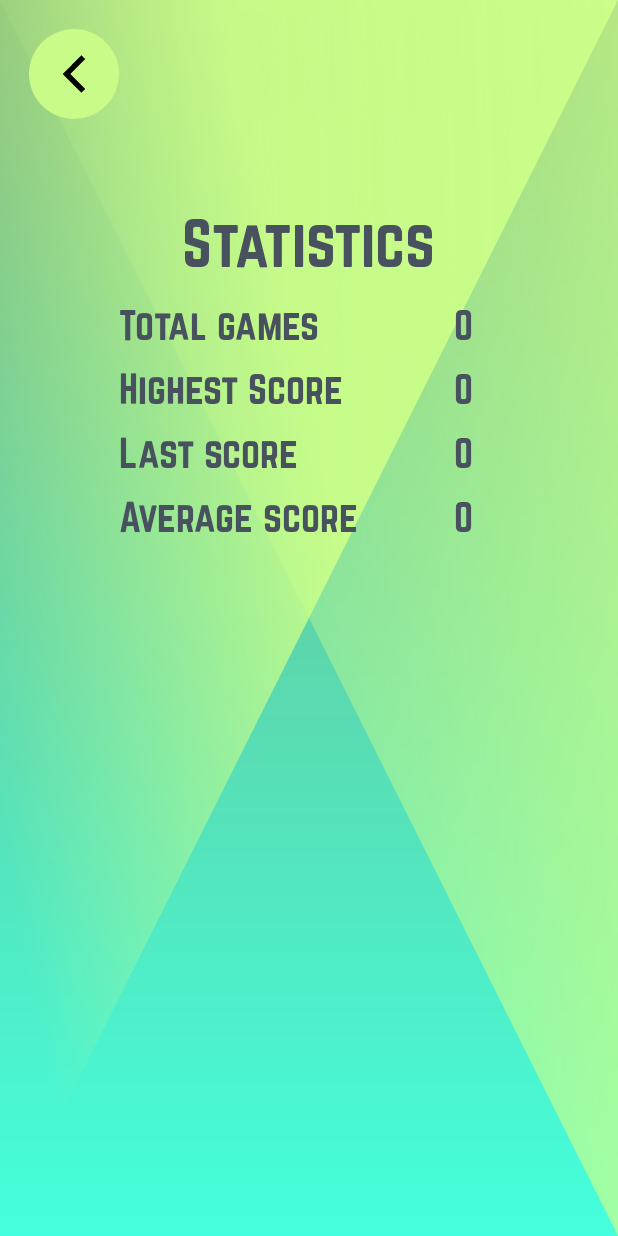
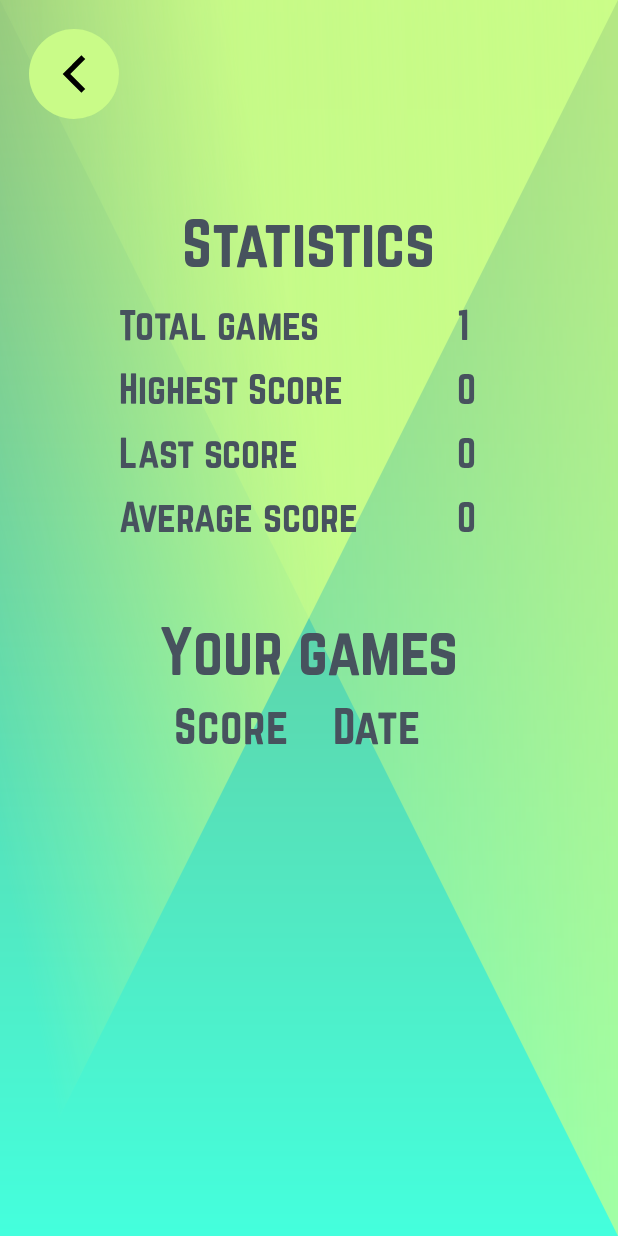
Before and after one commit to AntonBush/fact-or-cap-game, an Android app: the fragment StatisticsFragment shown on its own in the app's theme, on a phone screen of 412 x 824 dp. Run offline under Robolectric (Android 15) with nearby library versions, the phone set to English and light mode, and no system bars; network calls fail.

Commit message:
Added statistic output using shared preferences. Added StatisticsViewModelFactory

```diff
--- a/app/src/main/java/com/tmvlg/factorcapgame/ui/statisitics/StatisticsFragment.kt
+++ b/app/src/main/java/com/tmvlg/factorcapgame/ui/statisitics/StatisticsFragment.kt
@@ -6,7 +6,10 @@ import android.view.View
 import android.view.ViewGroup
 import androidx.fragment.app.Fragment
 import androidx.lifecycle.ViewModelProvider
+import com.tmvlg.factorcapgame.FactOrCapApplication
 import com.tmvlg.factorcapgame.databinding.FragmentStatisticsBinding
+import com.tmvlg.factorcapgame.ui.singlegame.SingleGameViewModel
+import com.tmvlg.factorcapgame.ui.singlegame.SingleGameViewModelFactory
 
 class StatisticsFragment : Fragment() {
 
@@ -15,6 +18,13 @@ class StatisticsFragment : Fragment() {
     private var _binding: FragmentStatisticsBinding? = null
     private val binding: FragmentStatisticsBinding
         get() = _binding ?: throw IllegalStateException("null binding at $this")
+
+
+    val statisticsViewModelFactory by lazy {
+        StatisticsViewModelFactory(
+            (activity?.application as FactOrCapApplication).userRepository
+        )
+    }
 
     override fun onCreateView(
         inflater: LayoutInflater,
@@ -30,11 +40,28 @@ class StatisticsFragment : Fragment() {
     override fun onViewCreated(view: View, savedInstanceState: Bundle?) {
         super.onViewCreated(view, savedInstanceState)
 
-        viewModel = ViewModelProvider(this)[StatisticsViewModel::class.java]
+        viewModel = ViewModelProvider(this, statisticsViewModelFactory)[StatisticsViewModel::class.java]
+
+        observeStatisticViewModel()
     }
 
     override fun onDestroyView() {
         super.onDestroyView()
         _binding = null
     }
+
+    private fun observeStatisticViewModel(){
+        viewModel.totalGames.observe(viewLifecycleOwner){
+            binding.totalGamesValue.text = it.toString()
+        }
+        viewModel.highestScore.observe(viewLifecycleOwner){
+            binding.highestScoreValue.text = it.toString()
+        }
+        viewModel.lastScore.observe(viewLifecycleOwner){
+            binding.lastScoreValue.text = it.toString()
+        }
+        viewModel.averageScore.observe(viewLifecycleOwner){
+            binding.averageScoreValue.text = it.toString()
+        }
+    }
 }
--- a/app/src/main/java/com/tmvlg/factorcapgame/ui/statisitics/StatisticsViewModel.kt
+++ b/app/src/main/java/com/tmvlg/factorcapgame/ui/statisitics/StatisticsViewModel.kt
@@ -1,8 +1,39 @@
 package com.tmvlg.factorcapgame.ui.statisitics
 
+import android.annotation.SuppressLint
+import android.app.Application
+import androidx.lifecycle.LiveData
+import androidx.lifecycle.MutableLiveData
 import androidx.lifecycle.ViewModel
+import com.tmvlg.factorcapgame.data.preferences.PreferenceProvider
+import com.tmvlg.factorcapgame.data.repository.user.Statistics
 import com.tmvlg.factorcapgame.data.repository.user.UserRepository
 
-class StatisticsViewModel : ViewModel() {
-//    val repository = UserRepository()
+class StatisticsViewModel(userRepository: UserRepository) : ViewModel() {
+
+    private val statistics : Statistics = userRepository.getStats()
+    private val _totalGames = MutableLiveData<Int>()
+    val totalGames: LiveData<Int>
+        get() = _totalGames
+    private val _highestScore = MutableLiveData<Int>()
+    val highestScore: LiveData<Int>
+        get() = _highestScore
+    private val _lastScore = MutableLiveData<Int>()
+    val lastScore: LiveData<Int>
+        get() = _lastScore
+    private val _averageScore = MutableLiveData<Int>()
+    val averageScore: LiveData<Int>
+        get() = _averageScore
+    private val _allScores = MutableLiveData<Int>()
+    val allScores: LiveData<Int>
+        get() = _allScores
+
+    init {
+        _totalGames.value = statistics.total_games
+        _highestScore.value = statistics.highest_score
+        _lastScore.value = statistics.last_score
+        _averageScore.value = statistics.average_score
+        _allScores.value = statistics.all_scores
+
+    }
 }
--- /dev/null
+++ b/app/src/main/java/com/tmvlg/factorcapgame/ui/statisitics/StatisticsViewModelFactory.kt
@@ -0,0 +1,14 @@
+package com.tmvlg.factorcapgame.ui.statisitics
+
+import androidx.lifecycle.ViewModel
+import androidx.lifecycle.ViewModelProvider
+import com.tmvlg.factorcapgame.data.repository.user.UserRepository
+import java.lang.RuntimeException
+
+class StatisticsViewModelFactory(private val userRepository: UserRepository) : ViewModelProvider.Factory {
+    override fun <T : ViewModel?> create(modelClass: Class<T>): T {
+        if (modelClass.isAssignableFrom(StatisticsViewModel::class.java))
+            return StatisticsViewModel(userRepository) as T
+        throw RuntimeException("Unknown view model class $modelClass")
+    }
+}
--- a/app/src/main/res/layout/fragment_statistics.xml
+++ b/app/src/main/res/layout/fragment_statistics.xml
@@ -114,7 +114,6 @@
             app:layout_constraintEnd_toEndOf="parent"
             app:layout_constraintTop_toBottomOf="@id/statistics_header"
             android:layout_marginBottom="12dp"
-            android:text="0"
             android:textSize="25sp"
             android:textColor="@color/grey"
             android:fontFamily="@font/norwester"
@@ -127,7 +126,6 @@
             app:layout_constraintStart_toStartOf="@id/total_games_value"
             app:layout_constraintTop_toBottomOf="@+id/total_games_value"
             android:layout_marginVertical="12dp"
-            android:text="0"
             android:textSize="25sp"
             android:textColor="@color/grey"
             android:fontFamily="@font/norwester" />
@@ -141,7 +139,6 @@
             app:layout_constraintTop_toBottomOf="@+id/highest_score_value"
 
             android:layout_marginVertical="12dp"
-            android:text="0"
             android:textSize="25sp"
             android:textColor="@color/grey"
             android:fontFamily="@font/norwester"
@@ -155,7 +152,6 @@
             app:layout_constraintStart_toStartOf="@id/last_score_value"
             app:layout_constraintTop_toBottomOf="@+id/last_score_value"
             android:layout_marginVertical="12dp"
-            android:text="0"
             android:textSize="25sp"
             android:textColor="@color/grey"
             android:fontFamily="@font/norwester"
@@ -167,4 +163,46 @@
             android:layout_height="wrap_content"
             app:layout_constraintGuide_percent="0.5"
             android:id="@+id/guideline2" />
+
+    <TextView
+            android:id="@+id/your_games_header"
+            android:layout_width="wrap_content"
+            android:layout_height="wrap_content"
+            android:text="@string/your_games_header"
+            android:textSize="40sp"
+            android:fontFamily="@font/norwester"
+            android:textColor="@color/grey"
+            app:layout_constraintStart_toStartOf="parent"
+            app:layout_constraintEnd_toEndOf="parent"
+            app:layout_constraintTop_toBottomOf="@id/average_score_text"
+            android:layout_marginTop="50dp"
+            />
+
+    <TextView
+            app:layout_constraintEnd_toEndOf="@id/guideline2"
+            android:id="@+id/your_games_score_attribute"
+            android:layout_width="wrap_content"
+            android:layout_height="wrap_content"
+            android:text="@string/score_attribute_text"
+            android:fontFamily="@font/norwester"
+            android:textColor="@color/grey"
+            android:textSize="30sp"
+            app:layout_constraintTop_toBottomOf="@id/your_games_header"
+            android:layout_marginTop="8dp"
+            android:layout_marginEnd="14dp"/>
+
+    <TextView
+            app:layout_constraintTop_toBottomOf="@id/your_games_header"
+            app:layout_constraintStart_toEndOf="@id/guideline2"
+            android:id="@+id/your_games_date_attribute"
+            android:layout_marginStart="16dp"
+            android:layout_width="wrap_content"
+            android:layout_height="wrap_content"
+            android:text="@string/date_attribute_text"
+            android:fontFamily="@font/norwester"
+            android:textColor="@color/grey"
+            android:textSize="30sp"
+            android:layout_marginTop="8dp"
+            app:layout_constraintBaseline_toBaselineOf="@id/your_games_score_attribute" />
+
 </androidx.constraintlayout.widget.ConstraintLayout>
--- a/app/src/main/res/values/strings.xml
+++ b/app/src/main/res/values/strings.xml
@@ -21,4 +21,7 @@
     <string name="type_here_string">Type here</string>
     <string name="game_name">Fact or Cap</string>
     <string name="username_menu_string">User1</string>
+    <string name="your_games_header">Your games</string>
+    <string name="score_attribute_text">Score</string>
+    <string name="date_attribute_text">Date</string>
 </resources>
```
